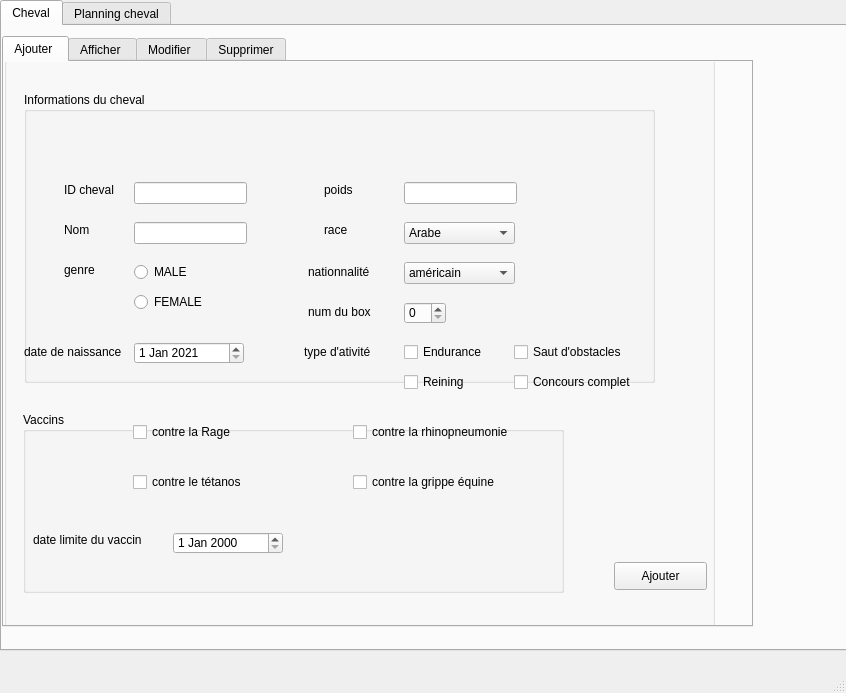
Qt form mainwindow.ui (soumaya-nheri/Smart-Club-2A26) before a commit.
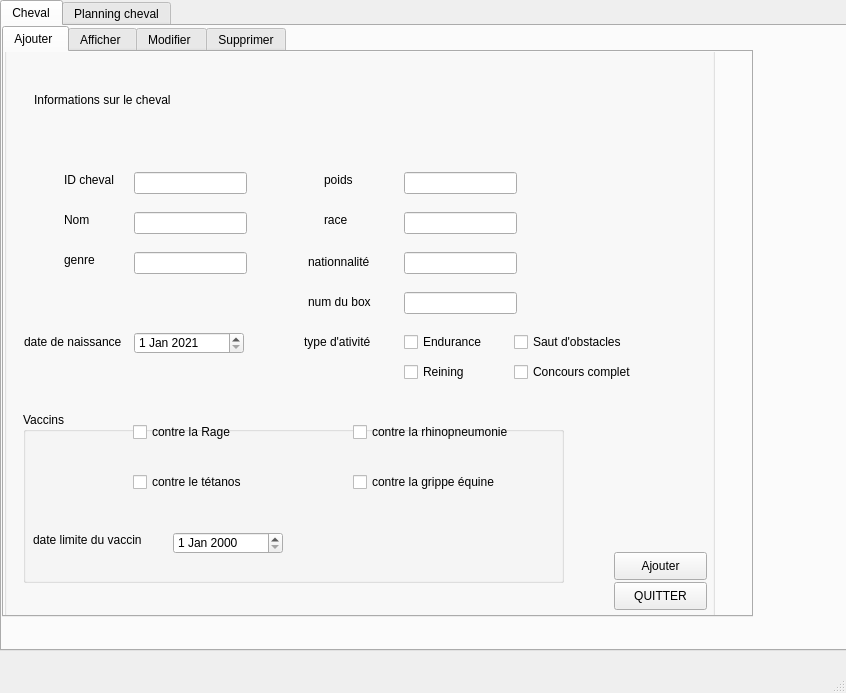
The same form after that commit. The open tabs and pages were chosen to show the change.

The edit to the form file:
```diff
--- a/mainwindow.ui
+++ b/mainwindow.ui
@@ -34,7 +34,7 @@
       <property name="geometry">
        <rect>
         <x>0</x>
-        <y>10</y>
+        <y>0</y>
         <width>751</width>
         <height>591</height>
        </rect>
@@ -205,43 +205,7 @@
           <string>type d'ativité</string>
          </property>
         </widget>
-        <widget class="QRadioButton" name="Male">
-         <property name="geometry">
-          <rect>
-           <x>130</x>
-           <y>210</y>
-           <width>95</width>
-           <height>20</height>
-          </rect>
-         </property>
-         <property name="text">
-          <string>MALE</string>
-         </property>
-        </widget>
-        <widget class="QRadioButton" name="Female">
-         <property name="geometry">
-          <rect>
-           <x>130</x>
-           <y>240</y>
-           <width>95</width>
-           <height>20</height>
-          </rect>
-         </property>
-         <property name="text">
-          <string>FEMALE</string>
-         </property>
-        </widget>
-        <widget class="QSpinBox" name="spinBox_2">
-         <property name="geometry">
-          <rect>
-           <x>400</x>
-           <y>250</y>
-           <width>42</width>
-           <height>22</height>
-          </rect>
-         </property>
-        </widget>
-        <widget class="QDateEdit" name="dateEdit">
+        <widget class="QDateEdit" name="dateChev">
          <property name="geometry">
           <rect>
            <x>130</x>
@@ -280,7 +244,7 @@
           <rect>
            <x>400</x>
            <y>290</y>
-           <width>81</width>
+           <width>91</width>
            <height>20</height>
           </rect>
          </property>
@@ -327,63 +291,13 @@
           <string>Concours complet</string>
          </property>
         </widget>
-        <widget class="QComboBox" name="natChev">
-         <property name="geometry">
-          <rect>
-           <x>400</x>
-           <y>210</y>
-           <width>111</width>
-           <height>22</height>
-          </rect>
-         </property>
-         <item>
-          <property name="text">
-           <string>américain</string>
-          </property>
-         </item>
-         <item>
-          <property name="text">
-           <string>français</string>
-          </property>
-         </item>
-         <item>
-          <property name="text">
-           <string>brésilien</string>
-          </property>
-         </item>
-        </widget>
-        <widget class="QComboBox" name="raceChev">
-         <property name="geometry">
-          <rect>
-           <x>400</x>
-           <y>170</y>
-           <width>111</width>
-           <height>22</height>
-          </rect>
-         </property>
-         <item>
-          <property name="text">
-           <string>Arabe</string>
-          </property>
-         </item>
-         <item>
-          <property name="text">
-           <string>Frison</string>
-          </property>
-         </item>
-         <item>
-          <property name="text">
-           <string>Pur-sang</string>
-          </property>
-         </item>
-        </widget>
         <widget class="QGroupBox" name="groupBox_3">
          <property name="geometry">
           <rect>
            <x>19</x>
-           <y>360</y>
+           <y>370</y>
            <width>541</width>
-           <height>181</height>
+           <height>171</height>
           </rect>
          </property>
          <property name="title">
@@ -478,17 +392,70 @@
           <string>Ajouter</string>
          </property>
         </widget>
-        <widget class="QGroupBox" name="groupBox_4">
+        <widget class="QLineEdit" name="raceChev">
          <property name="geometry">
           <rect>
-           <x>20</x>
-           <y>40</y>
-           <width>631</width>
-           <height>291</height>
+           <x>400</x>
+           <y>170</y>
+           <width>113</width>
+           <height>22</height>
           </rect>
          </property>
-         <property name="title">
-          <string>Informations du cheval</string>
+        </widget>
+        <widget class="QLineEdit" name="nationnaliteChev">
+         <property name="geometry">
+          <rect>
+           <x>400</x>
+           <y>210</y>
+           <width>113</width>
+           <height>22</height>
+          </rect>
+         </property>
+        </widget>
+        <widget class="QLineEdit" name="num_box">
+         <property name="geometry">
+          <rect>
+           <x>400</x>
+           <y>250</y>
+           <width>113</width>
+           <height>22</height>
+          </rect>
+         </property>
+        </widget>
+        <widget class="QLabel" name="label_38">
+         <property name="geometry">
+          <rect>
+           <x>30</x>
+           <y>50</y>
+           <width>171</width>
+           <height>16</height>
+          </rect>
+         </property>
+         <property name="text">
+          <string>Informations sur le cheval</string>
+         </property>
+        </widget>
+        <widget class="QPushButton" name="QUITTER_1">
+         <property name="geometry">
+          <rect>
+           <x>610</x>
+           <y>540</y>
+           <width>93</width>
+           <height>28</height>
+          </rect>
+         </property>
+         <property name="text">
+          <string>QUITTER</string>
+         </property>
+        </widget>
+        <widget class="QLineEdit" name="genreChev">
+         <property name="geometry">
+          <rect>
+           <x>130</x>
+           <y>210</y>
+           <width>113</width>
+           <height>22</height>
+          </rect>
          </property>
         </widget>
         <zorder>label_10</zorder>
```
Left out of the diff: 401 changed lines with no effect on the pictures.
